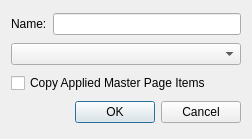
Qt form scribus/ui/copypagetomasterpage.ui (scribusproject/scribus) before a commit.
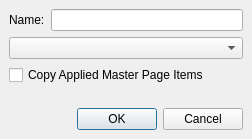
The same form after that commit.

Commit message: #16453: Unify margins and spacing for dialogs, set 3 <bubu>

```diff
--- a/scribus/ui/copypagetomasterpage.ui
+++ b/scribus/ui/copypagetomasterpage.ui
@@ -15,7 +15,19 @@
   <property name="windowTitle" >
    <string>Convert Page to Master Page</string>
   </property>
-  <layout class="QVBoxLayout" >
+  <layout class="QVBoxLayout">
+   <property name="leftMargin">
+    <number>9</number>
+   </property>
+   <property name="topMargin">
+    <number>9</number>
+   </property>
+   <property name="rightMargin">
+    <number>9</number>
+   </property>
+   <property name="bottomMargin">
+    <number>9</number>
+   </property>
    <item>
     <layout class="QHBoxLayout" >
      <item>
@@ -41,8 +53,21 @@
     </widget>
    </item>
    <item>
-    <widget class="QDialogButtonBox" name="buttonBox" >
-     <property name="orientation" >
+    <spacer name="verticalSpacer">
+     <property name="orientation">
+      <enum>Qt::Vertical</enum>
+     </property>
+     <property name="sizeHint" stdset="0">
+      <size>
+       <width>20</width>
+       <height>40</height>
+      </size>
+     </property>
+    </spacer>
+   </item>
+   <item>
+    <widget class="QDialogButtonBox" name="buttonBox">
+     <property name="orientation">
       <enum>Qt::Horizontal</enum>
      </property>
      <property name="standardButtons" >
```
Left out of the diff: 35 changed lines with no effect on the pictures. The commit also changes 5 other files.
